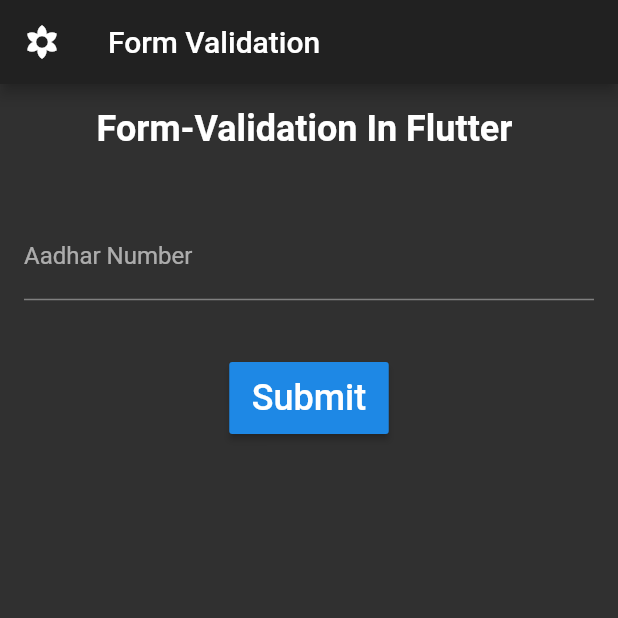
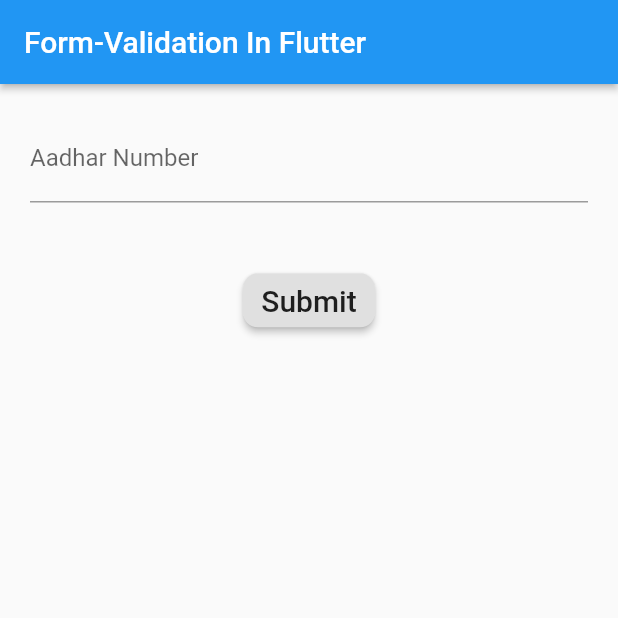
Before and after one commit to Rohan7654/govt_documents_validator, a Flutter app: the screen it shows after launch, on a phone screen of 412 x 824 dp, the top half of it. Run offline on Flutter 3.47's test engine with Material 2 defaults, Android fonts, the phone set to English and light mode, and no system bars.

Commit message:
Added Example Code and Updated Main Code

```diff
--- a/example/lib/main.dart
+++ b/example/lib/main.dart
@@ -7,9 +7,10 @@ class MyApp extends StatelessWidget {
   @override
   Widget build(BuildContext context) {
     return MaterialApp(
+      debugShowCheckedModeBanner: false,
       home: HomePage(),
       theme: ThemeData(
-        brightness: Brightness.dark,
+        brightness: Brightness.light,
       ),
     );
   }
@@ -36,25 +37,16 @@ class _HomePageState extends State<HomePage> {
   Widget build(BuildContext context) {
     return Scaffold(
       appBar: AppBar(
-        title: Text("Form Validation"),
-        leading: Icon(Icons.filter_vintage),
+        title: Text("Form-Validation In Flutter"),
+        elevation: 2.0,
       ),
-      //body
       body: Padding(
-        padding: const EdgeInsets.all(16.0),
+        padding: const EdgeInsets.all(20.0),
         //form
         child: Form(
           key: _formKey,
           child: Column(
             children: <Widget>[
-              Text(
-                "Form-Validation In Flutter ",
-                style: TextStyle(fontSize: 24.0, fontWeight: FontWeight.bold),
-              ),
-              //styling
-              SizedBox(
-                height: MediaQuery.of(context).size.width * 0.1,
-              ),
               TextFormField(
                 cursorColor: Colors.green,
                 decoration: InputDecoration(labelText: 'Aadhar Number'),
@@ -72,14 +64,16 @@ class _HomePageState extends State<HomePage> {
               ),
               //text input
               RaisedButton(
+                shape: RoundedRectangleBorder(
+                    borderRadius: BorderRadius.circular(10.0)),
                 padding: EdgeInsets.symmetric(
-                  vertical: 10.0,
-                  horizontal: 15.0,
+                  vertical: 5.0,
+                  horizontal: 10.0,
                 ),
                 child: Text(
                   "Submit",
                   style: TextStyle(
-                    fontSize: 24.0,
+                    fontSize: 20.0,
                   ),
                 ),
                 onPressed: () => _submit(),
```
